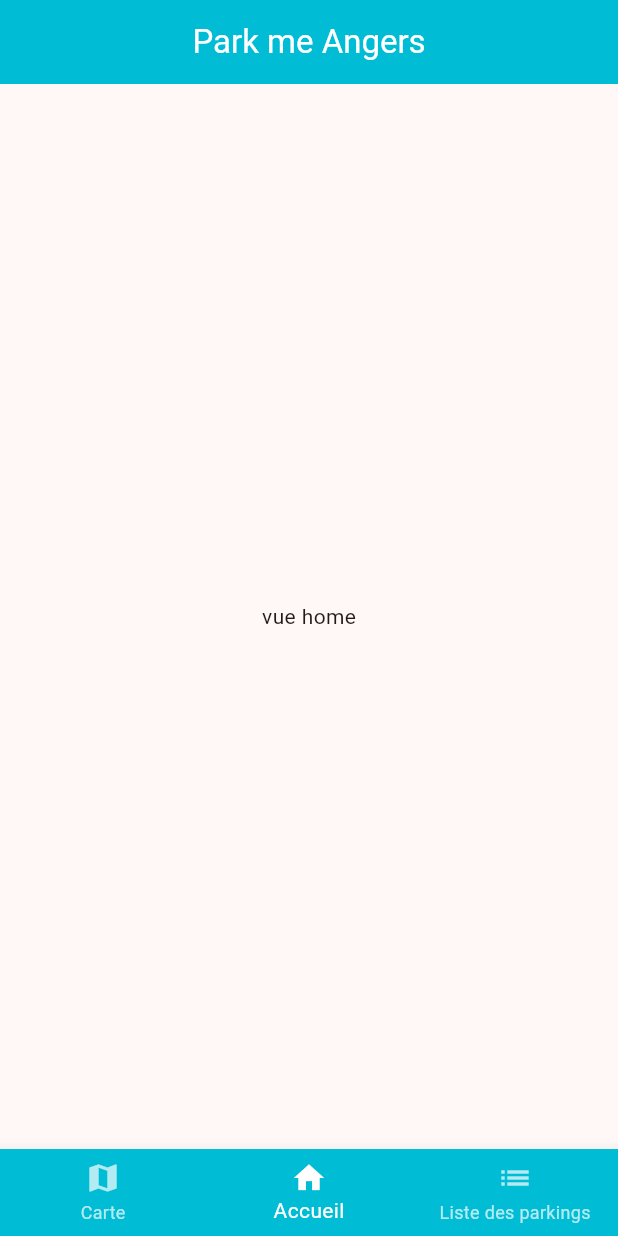
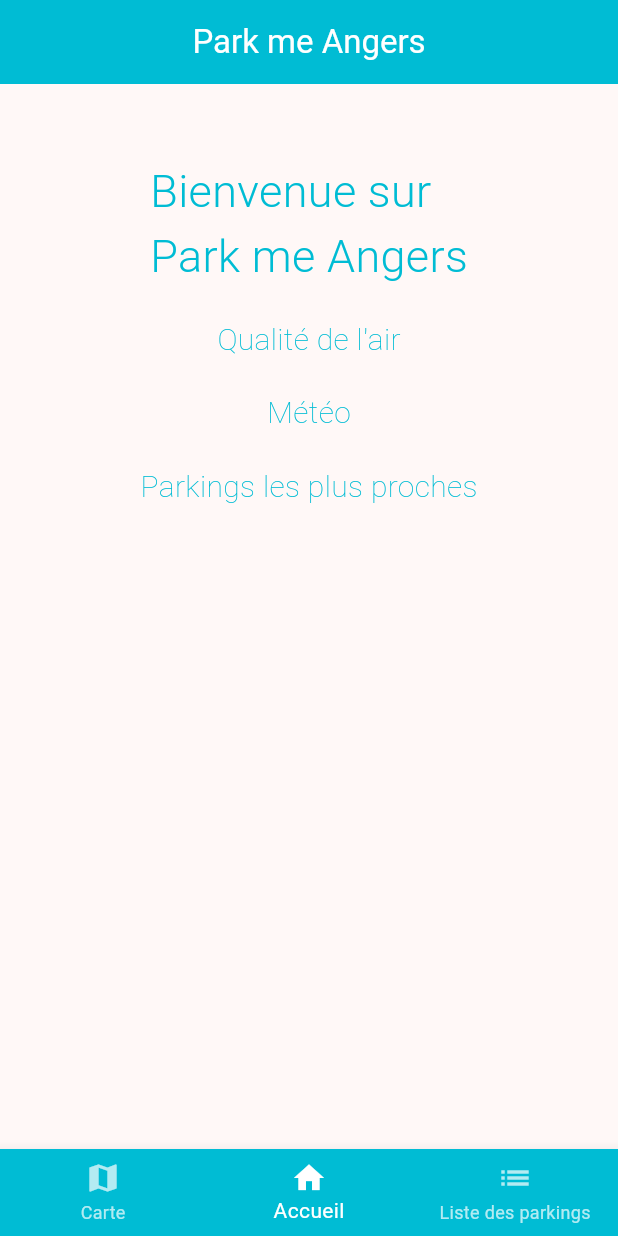
Before and after one commit to AurelieESEO/flutter_project, a Flutter app: the screen it shows after launch, on a phone screen of 412 x 824 dp. Run offline on Flutter 3.47's test engine with Material 3 defaults, Android fonts, the phone set to English and light mode, and no system bars.

Commit message:
create UI of home screen

```diff
--- a/lib/ui/screens/home.dart
+++ b/lib/ui/screens/home.dart
@@ -14,7 +14,61 @@ class HomePageState extends State<HomePage> {
     return const Scaffold(
       body:
       Center(
-        child: Text("vue home"),
+        child: Column(
+          mainAxisAlignment: MainAxisAlignment.start,
+          children: [
+            SizedBox(height: 50),
+            Text(
+              'Bienvenue sur\nPark me Angers',
+              style: TextStyle(
+                fontSize: 30,
+                fontWeight: FontWeight.w300,
+                color: Colors.cyan
+              ),
+            ),
+            SizedBox(height: 20),
+            Column(
+              children: [
+                Text(
+                  'Qualité de l\'air',
+                  style: TextStyle(
+                    fontSize: 20,
+                    fontWeight: FontWeight.w200,
+                    color: Colors.cyan
+                  ),
+                ),
+                // display local air quality
+
+              ],
+            ),
+            SizedBox(height: 20),
+            Column(
+              children: [
+                Text(
+                  'Météo',
+                  style: TextStyle(
+                    fontSize: 20,
+                    fontWeight: FontWeight.w200,
+                    color: Colors.cyan
+                  ),
+                ),
+              ],
+            ),
+            SizedBox(height: 20),
+            Column(
+              children: [
+                Text(
+                  'Parkings les plus proches',
+                  style: TextStyle(
+                    fontSize: 20,
+                    fontWeight: FontWeight.w200,
+                    color: Colors.cyan
+                  ),
+                ),
+              ],
+            ),
+          ],
+        ),
       ),
     );
   }
--- a/pubspec.yaml
+++ b/pubspec.yaml
@@ -11,6 +11,7 @@ dependencies:
     sdk: flutter
 
   cupertino_icons: ^1.0.2
+  http: ^0.13.3
 
 dev_dependencies:
   flutter_test:
```
Also changed, not shown: pubspec.lock.
